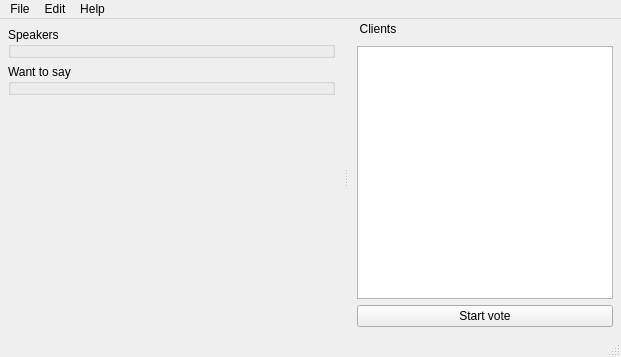
Old version of the form Server/main_window.ui in the repository akru/conference-speaker-server.
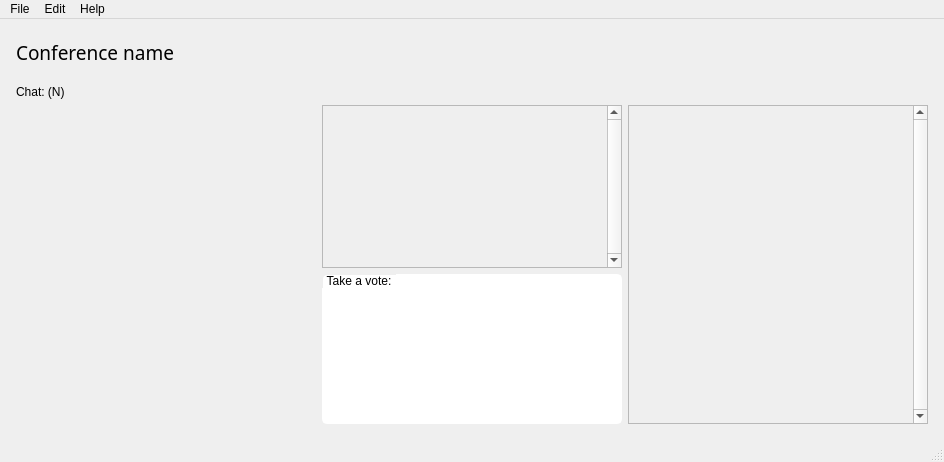
New version of the form.

Commit message: new user interface style

Patch:
```diff
--- a/Server/main_window.ui
+++ b/Server/main_window.ui
@@ -6,98 +6,293 @@
    <rect>
     <x>0</x>
     <y>0</y>
-    <width>621</width>
-    <height>357</height>
+    <width>944</width>
+    <height>462</height>
    </rect>
   </property>
   <property name="windowTitle">
-   <string>MainWindow</string>
+   <string>Conference Speaker Server</string>
+  </property>
+  <property name="autoFillBackground">
+   <bool>false</bool>
+  </property>
+  <property name="styleSheet">
+   <string notr="true">QWidget#centralWidget {
+	background-color: qlineargradient(x1: 0, y1: 0, x2: 0, y2: 1,
+                                       stop: 0 #FFFFFF, stop: 1 #CCCCCC);
+	font-family: CenturyGothic;
+	font: bold 12pt;
+	color: &quot;#2B2A29&quot;;
+}
+
+QWidget#centralWidget &gt; * {
+	font-family: CenturyGothic;
+	font: bold 12pt;
+	color: &quot;#2B2A29&quot;;
+}
+
+QListWidget::item {
+     border-style: solid;
+     border-width:1px;
+     border-color:black;
+     background-color: green;
+  }
+  QListWidget::item:selected {
+     background-color: red;
+  }</string>
   </property>
   <widget class="QWidget" name="centralWidget">
-   <layout class="QGridLayout" name="gridLayout">
+   <layout class="QGridLayout" name="gridLayout" rowstretch="0,0,0,0,0,0" columnstretch="0,0,0">
     <property name="leftMargin">
-     <number>8</number>
+     <number>16</number>
     </property>
     <property name="topMargin">
-     <number>8</number>
+     <number>16</number>
     </property>
     <property name="rightMargin">
-     <number>8</number>
+     <number>16</number>
     </property>
     <property name="bottomMargin">
-     <number>8</number>
+     <number>16</number>
     </property>
-    <item row="1" column="1">
-     <widget class="QGroupBox" name="channelsBox">
+    <item row="2" column="0" colspan="3">
+     <widget class="Line" name="line">
+      <property name="styleSheet">
+       <string notr="true">background: qlineargradient(x1: 0, y1: 0, x2: 1, y2: 0,
+                                       stop: 0 #777777, stop: 1 #F3F3F3);</string>
+      </property>
+      <property name="frameShadow">
+       <enum>QFrame::Raised</enum>
+      </property>
+      <property name="lineWidth">
+       <number>0</number>
+      </property>
+      <property name="midLineWidth">
+       <number>0</number>
+      </property>
+      <property name="orientation">
+       <enum>Qt::Horizontal</enum>
+      </property>
+     </widget>
+    </item>
+    <item row="3" column="1">
+     <widget class="QLabel" name="wantsLabel">
+      <property name="text">
+       <string/>
+      </property>
+     </widget>
+    </item>
+    <item row="1" column="0" colspan="3">
+     <widget class="QLabel" name="labelName">
+      <property name="minimumSize">
+       <size>
+        <width>0</width>
+        <height>35</height>
+       </size>
+      </property>
+      <property name="maximumSize">
+       <size>
+        <width>16777215</width>
+        <height>35</height>
+       </size>
+      </property>
       <property name="font">
        <font>
+        <family>CenturyGothic</family>
+        <pointsize>14</pointsize>
         <weight>50</weight>
+        <italic>false</italic>
         <bold>false</bold>
        </font>
       </property>
-      <property name="title">
-       <string>Speakers</string>
+      <property name="styleSheet">
+       <string notr="true">QLabel{
+font: 14pt;
+}</string>
       </property>
-      <property name="flat">
-       <bool>false</bool>
+      <property name="frameShape">
+       <enum>QFrame::NoFrame</enum>
       </property>
-      <property name="checkable">
-       <bool>false</bool>
+      <property name="frameShadow">
+       <enum>QFrame::Sunken</enum>
       </property>
-      <layout class="QVBoxLayout" name="verticalLayout">
+      <property name="text">
+       <string>Conference name</string>
+      </property>
+     </widget>
+    </item>
+    <item row="3" column="2">
+     <widget class="QLabel" name="clientLabel">
+      <property name="text">
+       <string/>
+      </property>
+     </widget>
+    </item>
+    <item row="4" column="0" rowspan="2">
+     <layout class="QVBoxLayout" name="channelBox"/>
+    </item>
+    <item row="5" column="1">
+     <widget class="QGroupBox" name="voteBox">
+      <property name="minimumSize">
+       <size>
+        <width>300</width>
+        <height>150</height>
+       </size>
+      </property>
+      <property name="maximumSize">
+       <size>
+        <width>300</width>
+        <height>150</height>
+       </size>
+      </property>
+      <property name="styleSheet">
+       <string notr="true">QGroupBox {
+     background-color: white;
+     border: 2px solid white;
+     border-radius: 5px;
+     margin-top: 3ex; /* leave space at the top for the title */
+ }
+
+ QGroupBox::title {
+     subcontrol-origin: margin;
+     subcontrol-position: top left; /* position at the top center */
+     padding: 0 3px;
+ }</string>
+      </property>
+      <property name="title">
+       <string>Take a vote:</string>
+      </property>
+      <layout class="QVBoxLayout" name="verticalLayout_4">
        <property name="spacing">
         <number>0</number>
        </property>
        <property name="leftMargin">
-        <number>0</number>
+        <number>8</number>
        </property>
        <property name="topMargin">
-        <number>0</number>
+        <number>8</number>
        </property>
        <property name="rightMargin">
-        <number>0</number>
+        <number>8</number>
        </property>
        <property name="bottomMargin">
-        <number>8</number>
+        <number>0</number>
        </property>
       </layout>
      </widget>
     </item>
-    <item row="3" column="1">
-     <spacer name="verticalSpacer">
-      <property name="orientation">
-       <enum>Qt::Vertical</enum>
+    <item row="3" column="0">
+     <widget class="QLabel" name="chatLabel">
+      <property name="text">
+       <string>Chat: (N)</string>
       </property>
-      <property name="sizeHint" stdset="0">
+     </widget>
+    </item>
+    <item row="4" column="1">
+     <widget class="QScrollArea" name="scrollArea">
+      <property name="minimumSize">
        <size>
-        <width>20</width>
-        <height>40</height>
+        <width>300</width>
+        <height>0</height>
        </size>
       </property>
-     </spacer>
+      <property name="maximumSize">
+       <size>
+        <width>300</width>
+        <height>16777215</height>
+       </size>
+      </property>
+      <property name="verticalScrollBarPolicy">
+       <enum>Qt::ScrollBarAlwaysOn</enum>
+      </property>
+      <property name="horizontalScrollBarPolicy">
+       <enum>Qt::ScrollBarAlwaysOff</enum>
+      </property>
+      <property name="sizeAdjustPolicy">
+       <enum>QAbstractScrollArea::AdjustIgnored</enum>
+      </property>
+      <property name="widgetResizable">
+       <bool>true</bool>
+      </property>
+      <widget class="QWidget" name="wantsBox">
+       <property name="geometry">
+        <rect>
+         <x>0</x>
+         <y>0</y>
+         <width>284</width>
+         <height>156</height>
+        </rect>
+       </property>
+       <layout class="QVBoxLayout" name="verticalLayout_3">
+        <property name="spacing">
+         <number>0</number>
+        </property>
+        <property name="leftMargin">
+         <number>0</number>
+        </property>
+        <property name="topMargin">
+         <number>0</number>
+        </property>
+        <property name="rightMargin">
+         <number>0</number>
+        </property>
+        <property name="bottomMargin">
+         <number>0</number>
+        </property>
+       </layout>
+      </widget>
+     </widget>
     </item>
-    <item row="2" column="1">
-     <widget class="QGroupBox" name="requestBox">
-      <property name="title">
-       <string>Want to say</string>
+    <item row="4" column="2" rowspan="2">
+     <widget class="QScrollArea" name="scrollArea_2">
+      <property name="minimumSize">
+       <size>
+        <width>300</width>
+        <height>0</height>
+       </size>
       </property>
-      <layout class="QVBoxLayout" name="verticalLayout_3">
-       <property name="spacing">
-        <number>0</number>
+      <property name="maximumSize">
+       <size>
+        <width>300</width>
+        <height>16777215</height>
+       </size>
+      </property>
+      <property name="verticalScrollBarPolicy">
+       <enum>Qt::ScrollBarAlwaysOn</enum>
+      </property>
+      <property name="horizontalScrollBarPolicy">
+       <enum>Qt::ScrollBarAlwaysOff</enum>
+      </property>
+      <property name="widgetResizable">
+       <bool>true</bool>
+      </property>
+      <widget class="QWidget" name="clientBox">
+       <property name="geometry">
+        <rect>
+         <x>0</x>
+         <y>0</y>
+         <width>284</width>
+         <height>312</height>
+        </rect>
        </property>
-       <property name="leftMargin">
-        <number>0</number>
-       </property>
-       <property name="topMargin">
-        <number>0</number>
-       </property>
-       <property name="rightMargin">
-        <number>0</number>
-       </property>
-       <property name="bottomMargin">
-        <number>8</number>
-       </property>
-      </layout>
+       <layout class="QVBoxLayout" name="verticalLayout_6">
+        <property name="spacing">
+         <number>0</number>
+        </property>
+        <property name="leftMargin">
+         <number>0</number>
+        </property>
+        <property name="topMargin">
+         <number>0</number>
+        </property>
+        <property name="rightMargin">
+         <number>0</number>
+        </property>
+        <property name="bottomMargin">
+         <number>0</number>
+        </property>
+       </layout>
+      </widget>
      </widget>
     </item>
    </layout>
@@ -107,7 +302,7 @@
     <rect>
      <x>0</x>
      <y>0</y>
-     <width>621</width>
+     <width>944</width>
      <height>19</height>
     </rect>
    </property>
@@ -134,79 +329,6 @@
    <addaction name="menuHelp"/>
   </widget>
   <widget class="QStatusBar" name="statusBar"/>
-  <widget class="QDockWidget" name="clientWidget">
-   <property name="enabled">
-    <bool>true</bool>
-   </property>
-   <property name="font">
-    <font>
-     <weight>50</weight>
-     <bold>false</bold>
-    </font>
-   </property>
-   <property name="floating">
-    <bool>false</bool>
-   </property>
-   <property name="features">
-    <set>QDockWidget::DockWidgetMovable</set>
-   </property>
-   <property name="allowedAreas">
-    <set>Qt::AllDockWidgetAreas</set>
-   </property>
-   <property name="windowTitle">
-    <string>  Clients</string>
-   </property>
-   <attribute name="dockWidgetArea">
-    <number>2</number>
-   </attribute>
-   <widget class="QWidget" name="clientWidgetContent">
-    <layout class="QVBoxLayout" name="verticalLayout_2" stretch="0,0">
-     <property name="leftMargin">
-      <number>8</number>
-     </property>
-     <property name="topMargin">
-      <number>8</number>
-     </property>
-     <property name="rightMargin">
-      <number>8</number>
-     </property>
-     <property name="bottomMargin">
-      <number>8</number>
-     </property>
-     <item>
-      <widget class="QListWidget" name="userList">
-       <property name="font">
-        <font>
-         <pointsize>10</pointsize>
-         <weight>50</weight>
-         <italic>false</italic>
-         <bold>false</bold>
-        </font>
-       </property>
-       <property name="editTriggers">
-        <set>QAbstractItemView::NoEditTriggers</set>
-       </property>
-       <property name="showDropIndicator" stdset="0">
-        <bool>false</bool>
-       </property>
-       <property name="spacing">
-        <number>4</number>
-       </property>
-       <property name="selectionRectVisible">
-        <bool>false</bool>
-       </property>
-      </widget>
-     </item>
-     <item>
-      <widget class="QPushButton" name="voteButton">
-       <property name="text">
-        <string>Start vote</string>
-       </property>
-      </widget>
-     </item>
-    </layout>
-   </widget>
-  </widget>
   <action name="actionQuit">
    <property name="text">
     <string>Quit</string>
```
The commit also changes 27 other files.
